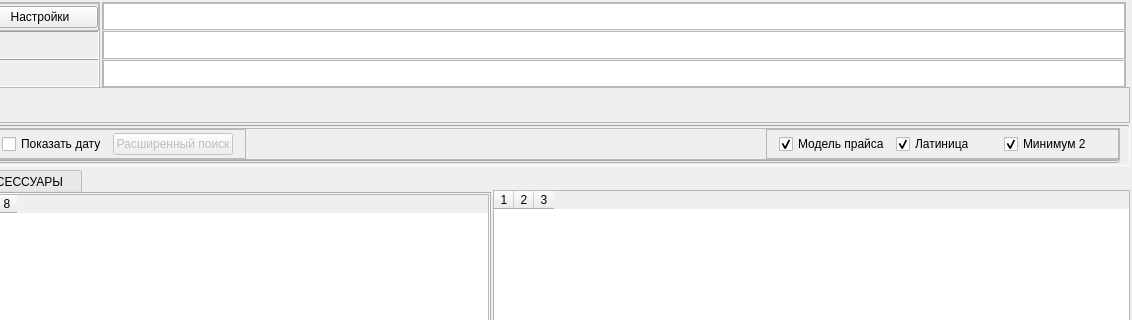
Wrexan/MDA, file MDA_UI/window_main.ui: the form before one commit; both pictures show x 148 to 1280 and y 0 to 320 of the 1280 by 700 pixel window.
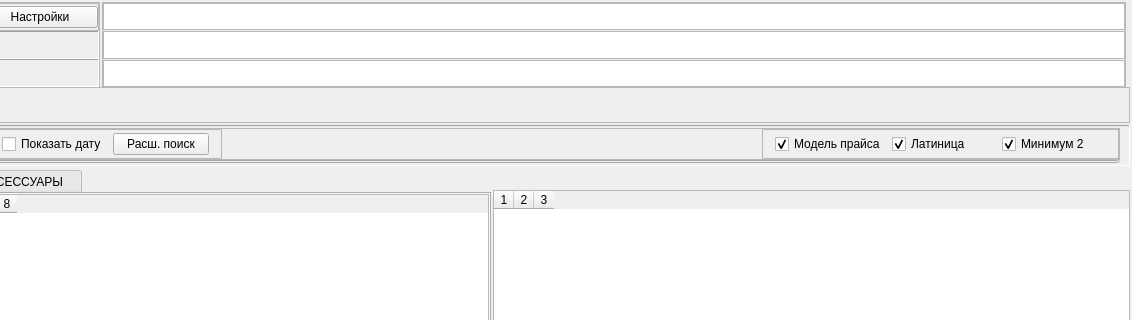
The form after the commit. Icons and pictures are not drawn.

Patch:
```diff
--- a/MDA_UI/window_main.ui
+++ b/MDA_UI/window_main.ui
@@ -787,7 +787,7 @@
                    <item>
                     <widget class="QPushButton" name="pb_adv_search">
                      <property name="enabled">
-                      <bool>false</bool>
+                      <bool>true</bool>
                      </property>
                      <property name="maximumSize">
                       <size>
@@ -796,7 +796,7 @@
                       </size>
                      </property>
                      <property name="text">
-                      <string>Расширенный поиск</string>
+                      <string>Расш. поиск</string>
                      </property>
                      <property name="autoDefault">
                       <bool>false</bool>
@@ -822,13 +822,13 @@
                   </property>
                   <property name="minimumSize">
                    <size>
-                    <width>520</width>
+                    <width>540</width>
                     <height>30</height>
                    </size>
                   </property>
                   <property name="maximumSize">
                    <size>
-                    <width>520</width>
+                    <width>540</width>
                     <height>30</height>
                    </size>
                   </property>
```
Left out of the diff: 2 changed lines with no effect on the pictures.
